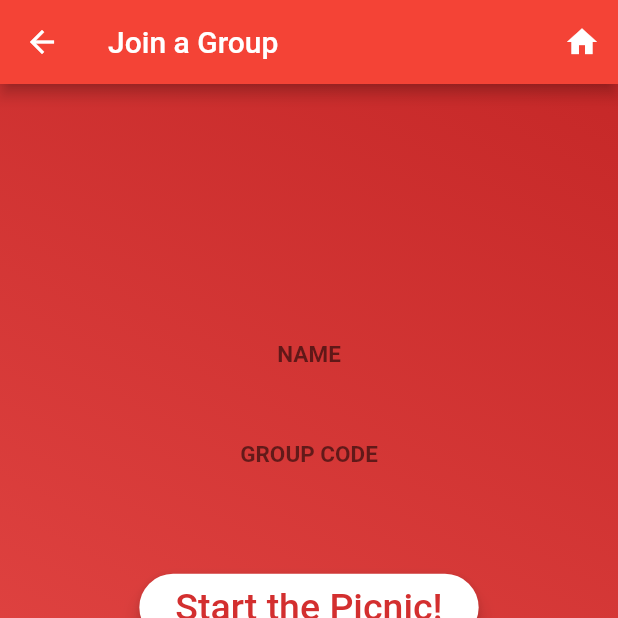
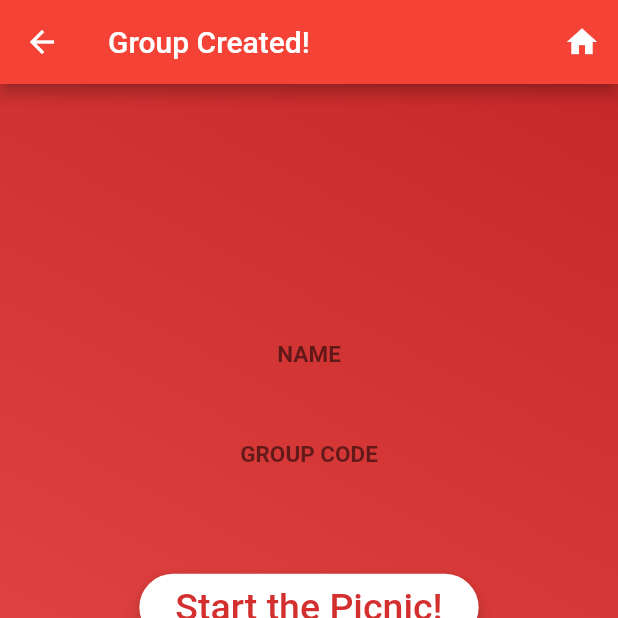
Before and after one commit to RachaelGomez/Picknic, a Flutter app: the HostScreen screen opened directly with empty values, on a phone screen of 412 x 824 dp, the top half of it. Run offline on Flutter 3.47's test engine with Material 2 defaults, Android fonts, the phone set to English and light mode, and no system bars; our stand-ins replace firebase_auth, firebase_core, google_sign_in, random_string; accounts and stored records are empty; network calls fail.

Commit message:
changed appbar titles

```diff
--- a/lib/screens/host_screen.dart
+++ b/lib/screens/host_screen.dart
@@ -51,7 +51,7 @@ class _HostScreenState extends State<HostScreen> {
   Widget build(BuildContext context) {
     return Scaffold(
       appBar: AppBar(
-          title: const Text('Join a Group'),
+          title: const Text('Group Created!'),
           actions: <Widget>[
             IconButton(
               icon: const Icon(Icons.home),
--- a/lib/screens/join_group_screen.dart
+++ b/lib/screens/join_group_screen.dart
@@ -44,7 +44,7 @@ class _JoinGroupScreenState extends State<JoinGroupScreen> {
   Widget build(BuildContext context) {
     return Scaffold(
       appBar: AppBar(
-          title: const Text('Group Created!'),
+          title: const Text('Join group'),
           actions: <Widget>[
             IconButton(
               icon: const Icon(Icons.home),
```
